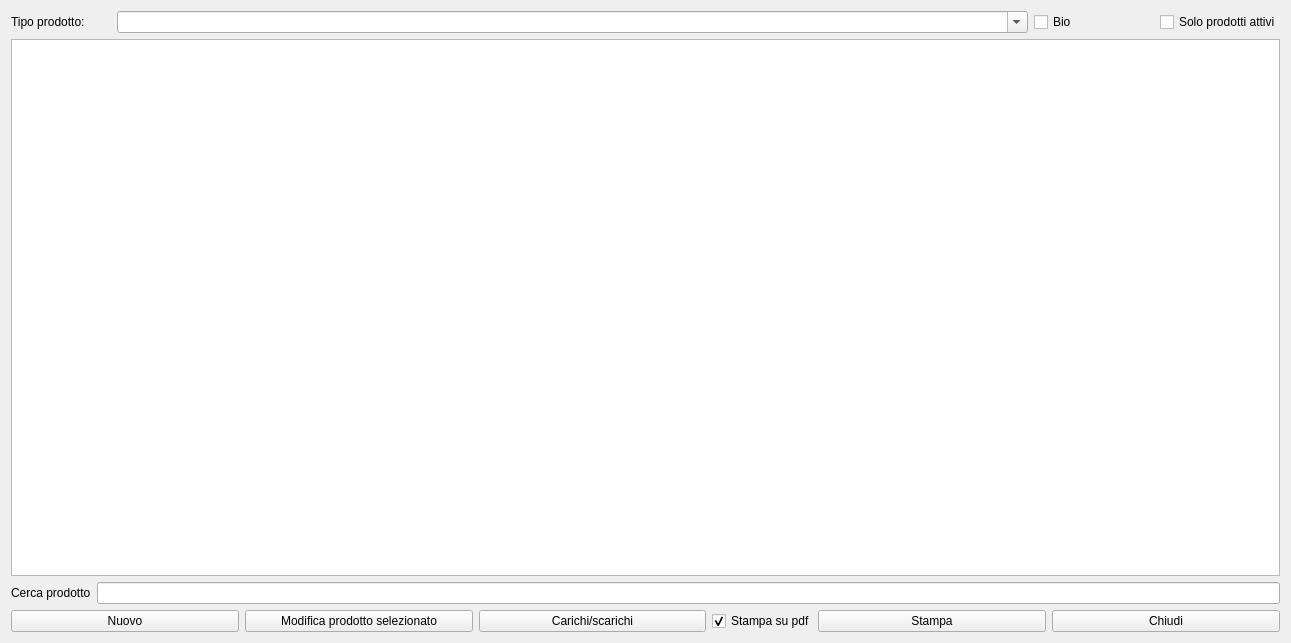
This is hprodottinew.ui in fblabs/hamlet-mod-sancon as Qt 5 draws it before an edit. The edited form follows.
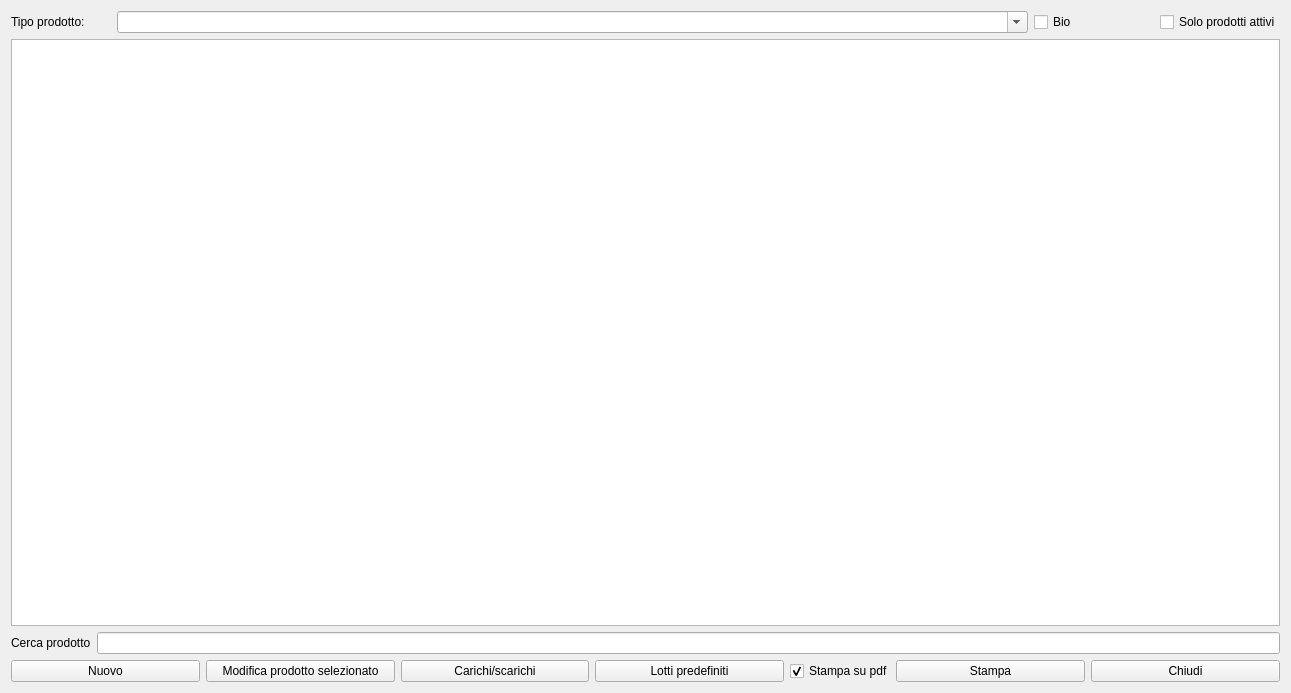
This is the edited form. Icons and pictures are not drawn.

Diff of the .ui file:
```diff
--- a/hprodottinew.ui
+++ b/hprodottinew.ui
@@ -10,7 +10,7 @@
     <x>0</x>
     <y>0</y>
     <width>1291</width>
-    <height>643</height>
+    <height>693</height>
    </rect>
   </property>
   <property name="windowTitle">
@@ -194,6 +194,23 @@
        </property>
       </widget>
      </item>
+     <item>
+      <widget class="QPushButton" name="pbPreferredLots">
+       <property name="text">
+        <string>Lotti predefiniti</string>
+       </property>
+       <property name="icon">
+        <iconset resource="icons.qrc">
+         <normaloff>:/Resources/Text-columns64.png</normaloff>:/Resources/Text-columns64.png</iconset>
+       </property>
+       <property name="iconSize">
+        <size>
+         <width>32</width>
+         <height>32</height>
+        </size>
+       </property>
+      </widget>
+     </item>
      <item>
       <widget class="QCheckBox" name="cbPdf">
        <property name="maximumSize">
```
